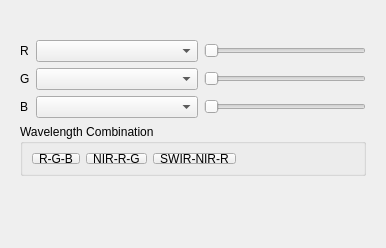
Before: the Qt Designer form enmapbox/externals/qps/ui/rasterbandconfigwidget.ui in jakimowb/enmapbox_testmigration2, drawn with Qt 5.
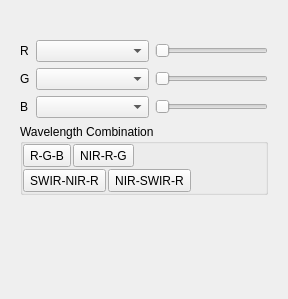
After: the same form once the commit is applied. The open tabs and pages were chosen to show the change. Custom widgets are drawn as their Qt base class.

Commit message:
mimedata handling: - added drag and drop tests for various kinds of files - fixed speclib midedata issues (closes issue #252) Layer config widget: added SWIR1 and SWIR2 buttons (single grey) and NIR-SWIR-R (multi-band)
MapCanvas crosshair:
- connected grid layer references are removed on willBeDeleted signal
- added QgsMapLayerCombobox to select any raster source known by QgsProject instance (closes issue #339)

```diff
--- a/enmapbox/externals/qps/ui/rasterbandconfigwidget.ui
+++ b/enmapbox/externals/qps/ui/rasterbandconfigwidget.ui
@@ -6,8 +6,8 @@
    <rect>
     <x>0</x>
     <y>0</y>
-    <width>386</width>
-    <height>248</height>
+    <width>260</width>
+    <height>299</height>
    </rect>
   </property>
   <property name="windowTitle">
@@ -24,7 +24,7 @@
    <item>
     <widget class="QStackedWidget" name="renderBandWidget">
      <property name="currentIndex">
-      <number>0</number>
+      <number>1</number>
      </property>
      <widget class="QWidget" name="pageSingleBand">
       <layout class="QGridLayout" name="gridLayout_2">
@@ -91,7 +91,7 @@
          <property name="minimumSize">
           <size>
            <width>0</width>
-           <height>50</height>
+           <height>0</height>
           </size>
          </property>
          <property name="title">
@@ -100,6 +100,12 @@
          <layout class="QHBoxLayout" name="horizontalLayout">
           <item>
            <widget class="QToolButton" name="btnSetSBBand_B">
+            <property name="minimumSize">
+             <size>
+              <width>0</width>
+              <height>23</height>
+             </size>
+            </property>
             <property name="text">
              <string>B</string>
             </property>
@@ -107,6 +113,12 @@
           </item>
           <item>
            <widget class="QToolButton" name="btnSetSBBand_G">
+            <property name="minimumSize">
+             <size>
+              <width>0</width>
+              <height>23</height>
+             </size>
+            </property>
             <property name="text">
              <string>G</string>
             </property>
@@ -114,6 +126,12 @@
           </item>
           <item>
            <widget class="QToolButton" name="btnSetSBBand_R">
+            <property name="minimumSize">
+             <size>
+              <width>0</width>
+              <height>23</height>
+             </size>
+            </property>
             <property name="text">
              <string>R</string>
             </property>
@@ -121,15 +139,40 @@
           </item>
           <item>
            <widget class="QToolButton" name="btnSetSBBand_NIR">
+            <property name="minimumSize">
+             <size>
+              <width>0</width>
+              <height>23</height>
+             </size>
+            </property>
             <property name="text">
              <string>NIR</string>
             </property>
            </widget>
           </item>
           <item>
-           <widget class="QToolButton" name="btnSetSBBand_SWIR">
+           <widget class="QToolButton" name="btnSetSBBand_SWIR1">
+            <property name="minimumSize">
+             <size>
+              <width>0</width>
+              <height>23</height>
+             </size>
+            </property>
             <property name="text">
-             <string>SWIR</string>
+             <string>SWIR1</string>
+            </property>
+           </widget>
+          </item>
+          <item>
+           <widget class="QToolButton" name="btnSetSBBand_SWIR2">
+            <property name="minimumSize">
+             <size>
+              <width>0</width>
+              <height>23</height>
+             </size>
+            </property>
+            <property name="text">
+             <string>SWIR2</string>
             </property>
            </widget>
           </item>
@@ -261,46 +304,119 @@
          <property name="minimumSize">
           <size>
            <width>0</width>
-           <height>50</height>
+           <height>0</height>
           </size>
          </property>
          <property name="title">
           <string>Wavelength Combination</string>
          </property>
-         <layout class="QGridLayout" name="gridLayout_3">
-          <item row="1" column="2">
-           <widget class="QToolButton" name="btnSetMBBands_RGB">
-            <property name="text">
-             <string>R-G-B</string>
+         <layout class="QVBoxLayout" name="verticalLayout_3">
+          <property name="spacing">
+           <number>2</number>
+          </property>
+          <property name="leftMargin">
+           <number>0</number>
+          </property>
+          <property name="topMargin">
+           <number>0</number>
+          </property>
+          <property name="rightMargin">
+           <number>0</number>
+          </property>
+          <property name="bottomMargin">
+           <number>0</number>
+          </property>
+          <item>
+           <layout class="QHBoxLayout" name="horizontalLayout_2">
+            <property name="topMargin">
+             <number>0</number>
             </property>
-           </widget>
+            <item>
+             <widget class="QToolButton" name="btnSetMBBands_RGB">
+              <property name="minimumSize">
+               <size>
+                <width>0</width>
+                <height>23</height>
+               </size>
+              </property>
+              <property name="text">
+               <string>R-G-B</string>
+              </property>
+             </widget>
+            </item>
+            <item>
+             <widget class="QToolButton" name="btnSetMBBands_NIRRG">
+              <property name="minimumSize">
+               <size>
+                <width>0</width>
+                <height>23</height>
+               </size>
+              </property>
+              <property name="text">
+               <string>NIR-R-G</string>
+              </property>
+             </widget>
+            </item>
+            <item>
+             <spacer name="horizontalSpacer_2">
+              <property name="orientation">
+               <enum>Qt::Horizontal</enum>
+              </property>
+              <property name="sizeHint" stdset="0">
+               <size>
+                <width>0</width>
+                <height>20</height>
+               </size>
+              </property>
+             </spacer>
+            </item>
+           </layout>
           </item>
-          <item row="1" column="4">
-           <widget class="QToolButton" name="btnSetMBBands_SWIRNIRR">
-            <property name="text">
-             <string>SWIR-NIR-R</string>
+          <item>
+           <layout class="QHBoxLayout" name="horizontalLayout_3">
+            <property name="topMargin">
+             <number>0</number>
             </property>
-           </widget>
-          </item>
-          <item row="1" column="3">
-           <widget class="QToolButton" name="btnSetMBBands_NIRRG">
-            <property name="text">
-             <string>NIR-R-G</string>
-            </property>
-           </widget>
-          </item>
-          <item row="1" column="5">
-           <spacer name="horizontalSpacer_2">
-            <property name="orientation">
-             <enum>Qt::Horizontal</enum>
-            </property>
-            <property name="sizeHint" stdset="0">
-             <size>
-              <width>40</width>
-              <height>20</height>
-             </size>
-            </property>
-           </spacer>
+            <item>
+             <widget class="QToolButton" name="btnSetMBBands_SWIRNIRR">
+              <property name="minimumSize">
+               <size>
+                <width>0</width>
+                <height>23</height>
+               </size>
+              </property>
+              <property name="text">
+               <string>SWIR-NIR-R</string>
+              </property>
+             </widget>
+            </item>
+            <item>
+             <widget class="QToolButton" name="btnSetMBBands_NIRSWIRR">
+              <property name="minimumSize">
+               <size>
+                <width>0</width>
+                <height>23</height>
+               </size>
+              </property>
+              <property name="text">
+               <string>NIR-SWIR-R</string>
+              </property>
+             </widget>
+            </item>
+            <item>
+             <spacer name="horizontalSpacer_3">
+              <property name="orientation">
+               <enum>Qt::Horizontal</enum>
+              </property>
+              <property name="sizeHint" stdset="0">
+               <size>
+                <width>0</width>
+                <height>20</height>
+               </size>
+              </property>
+             </spacer>
+            </item>
+           </layout>
           </item>
          </layout>
         </widget>
```
The commit also changes 23 other files.
